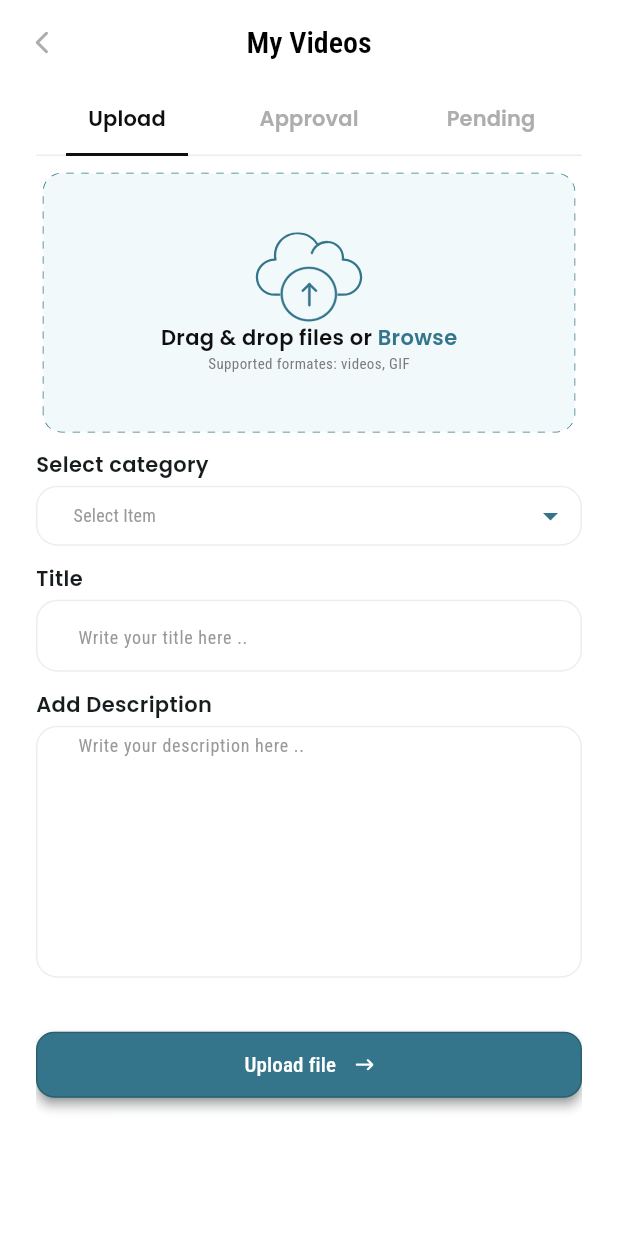
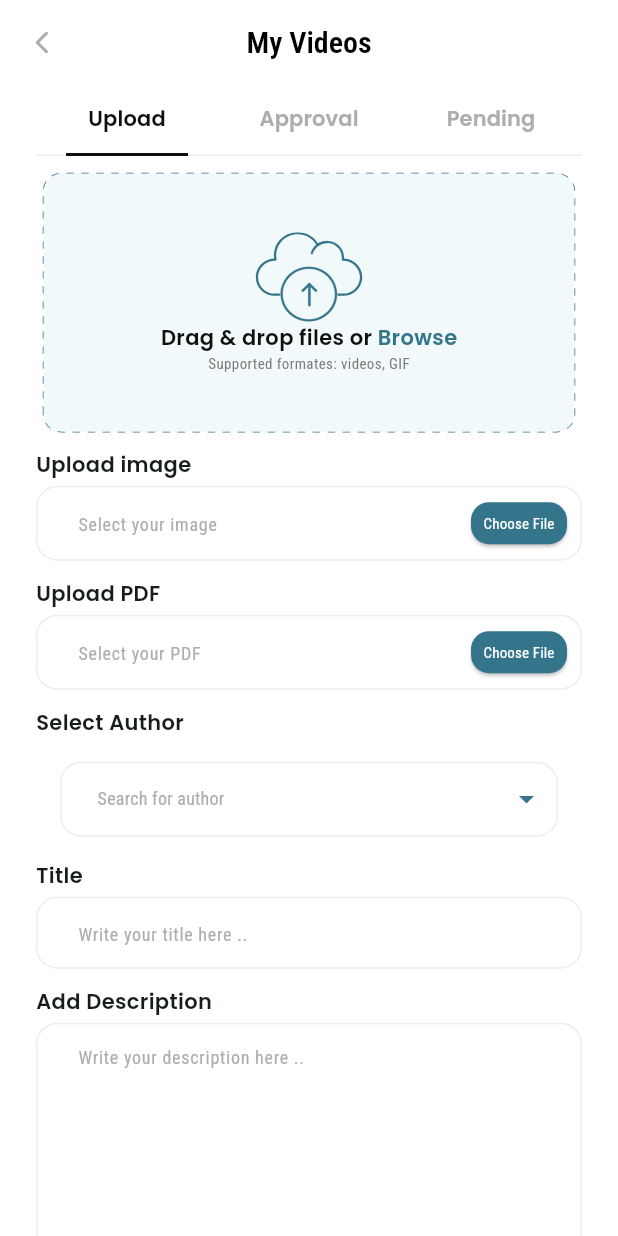
Before and after one commit to icomdeveloper/his-mobile, a Flutter app: the MyVideosView screen opened directly, on a phone screen of 412 x 824 dp. Run offline on Flutter 3.47's test engine with Material 3 defaults, Android fonts, the light colour scheme and no system bars; drawn by our look-alikes of dotted_border, dropdown_button2; our stand-ins replace bloc, carousel_slider, chewie, dartz, dio, dots_indicator and 15 more; accounts and stored records are empty; network calls fail.

Commit message:
- Select PDF , thumbnail image while Uploading - Updated select category to select Authors

```diff
--- a/lib/core/services/firebase_auth_services.dart
+++ b/lib/core/services/firebase_auth_services.dart
@@ -1,3 +1,5 @@
+import 'dart:developer';
+
 import 'package:firebase_auth/firebase_auth.dart';
 import 'package:google_sign_in/google_sign_in.dart';
 
@@ -15,7 +17,7 @@ class FirebaseAuthServices {
       accessToken: googleAuth?.accessToken,
       idToken: googleAuth?.idToken,
     );
-
+    log('Token==>${credential.accessToken}');
     // Once signed in, return the UserCredential
     return (await (FirebaseAuth.instance.signInWithCredential(credential)))
         .user!;
--- a/lib/features/home/presentation/view/widgets/custom_text_field.dart
+++ b/lib/features/home/presentation/view/widgets/custom_text_field.dart
@@ -5,18 +5,26 @@ import 'package:his/core/utils/app_text_styles.dart';
 import 'package:his/core/utils/assets.dart';
 
 class CustomTextField extends StatelessWidget {
-  const CustomTextField({
-    super.key,
-    required this.hintText,
-    this.isSearch = true,
-    this.maxLines = 1,
-  });
+  const CustomTextField(
+      {super.key,
+      required this.hintText,
+      this.isSearch = true,
+      this.maxLines = 1,
+      this.readOnly = false,
+      this.suffixIcon,
+      this.controller});
   final String hintText;
   final bool isSearch;
   final int maxLines;
+  final bool readOnly;
+  final Widget? suffixIcon;
+  final TextEditingController? controller;
   @override
   Widget build(BuildContext context) {
     return TextFormField(
+        controller: controller,
+        readOnly: readOnly,
+        autovalidateMode: AutovalidateMode.onUserInteraction,
         validator: (value) {
           if (value == null || value.isEmpty) {
             return 'This Field is required';
@@ -25,7 +33,8 @@ class CustomTextField extends StatelessWidget {
         },
         maxLines: maxLines,
         decoration: InputDecoration(
-          contentPadding: const EdgeInsets.symmetric(horizontal: 24),
+          contentPadding:
+              const EdgeInsets.symmetric(horizontal: 24, vertical: 10),
           enabledBorder: buildBorder(),
           border: buildBorder(),
           focusedBorder: buildBorder(color: AppColors.primaryColor),
@@ -41,8 +50,10 @@ class CustomTextField extends StatelessWidget {
                 )
               : null,
           hintText: hintText,
-          hintStyle:
-              Styles.regularRoboto12.copyWith(color: const Color(0xff999999)),
+          hintStyle: Styles.regularRoboto12.copyWith(color: AppColors.grey),
+          suffixIcon: suffixIcon,
+          suffixIconConstraints:
+              const BoxConstraints(maxHeight: 50, maxWidth: 100),
         ));
   }
 
--- /dev/null
+++ b/lib/features/profile/presentation/view/widgets/choose_file_button.dart
@@ -0,0 +1,31 @@
+import 'package:flutter/material.dart';
+import 'package:his/core/utils/app_colors.dart';
+import 'package:his/core/utils/app_text_styles.dart';
+
+class ChooseFileButton extends StatelessWidget {
+  const ChooseFileButton({
+    super.key,
+    this.onTapped,
+  });
+  final void Function()? onTapped;
+  @override
+  Widget build(BuildContext context) {
+    return Padding(
+      padding: const EdgeInsets.symmetric(horizontal: 10, vertical: 11),
+      child: ElevatedButton(
+        onPressed: onTapped,
+        style: ElevatedButton.styleFrom(
+          padding: EdgeInsets.zero,
+          backgroundColor: AppColors.primaryColor,
+          shape: RoundedRectangleBorder(
+            borderRadius: BorderRadius.circular(12),
+          ),
+        ),
+        child: Text(
+          'Choose File',
+          style: Styles.regularRoboto10.copyWith(color: Colors.white),
+        ),
+      ),
+    );
+  }
+}
--- a/lib/features/profile/presentation/view/widgets/custom_drop_down_button.dart
+++ b/lib/features/profile/presentation/view/widgets/custom_drop_down_button.dart
@@ -4,20 +4,21 @@ import 'package:his/core/utils/app_colors.dart';
 import 'package:his/core/utils/app_text_styles.dart';
 
 class CustomDropDownButton extends StatefulWidget {
-  const CustomDropDownButton({super.key, required this.onChanged});
-  final ValueChanged<String> onChanged;
+  const CustomDropDownButton({
+    super.key,
+  });
   @override
   State<CustomDropDownButton> createState() => _CustomDropDown2State();
 }
 
 class _CustomDropDown2State extends State<CustomDropDownButton> {
-  final List<String> items = [
-    'Item1',
-    'Item2',
-    'Item3',
-    'Item4',
-  ];
-  String? selectedValue;
+  final List<DropDownItemWidget> items = List.generate(
+      authors.length,
+      (index) => DropDownItemWidget(
+            image: authors[index]['image'],
+            name: authors[index]['name'],
+          ));
+  DropDownItemWidget? selectedValue;
   final TextEditingController textEditingController = TextEditingController();
 
   @override
@@ -29,35 +30,42 @@ class _CustomDropDown2State extends State<CustomDropDownButton> {
   @override
   Widget build(BuildContext context) {
     return DropdownButtonHideUnderline(
-      child: DropdownButton2<String>(
+      child: DropdownButtonFormField2<DropDownItemWidget>(
+        autovalidateMode: AutovalidateMode.onUserInteraction,
+        decoration: const InputDecoration(
+          enabledBorder: OutlineInputBorder(
+            borderSide: BorderSide(color: Colors.white, width: 0),
+          ),
+        ),
+        validator: (value) => value == null ? 'please select an author' : null,
+        selectedItemBuilder: (context) => items
+            .map((item) => Row(
+                  children: [
+                    Text(item.name, style: Styles.regularRoboto12),
+                  ],
+                ))
+            .toList(),
         iconStyleData: const IconStyleData(
           iconEnabledColor: AppColors.primaryColor,
         ),
         isExpanded: true,
-        hint: Padding(
-          padding: const EdgeInsets.only(left: 16),
+        hint: const Padding(
+          padding: EdgeInsets.only(left: 16),
           child: Text(
-            'Select Item',
-            style:
-                Styles.regularRoboto12.copyWith(color: const Color(0xff999999)),
+            'Search for author',
+            style: Styles.regularRoboto12,
           ),
         ),
         items: items
             .map((item) => DropdownMenuItem(
                   value: item,
-                  child: Text(
-                    item,
-                    style: const TextStyle(
-                      fontSize: 14,
-                    ),
-                  ),
+                  child: item,
                 ))
             .toList(),
         value: selectedValue,
         onChanged: (value) {
           setState(() {
             selectedValue = value;
-            widget.onChanged(value!);
           });
         },
         buttonStyleData: const ButtonStyleData(
@@ -67,7 +75,7 @@ class _CustomDropDown2State extends State<CustomDropDownButton> {
             borderRadius: BorderRadius.all(Radius.circular(14)),
           ),
           padding: EdgeInsets.symmetric(horizontal: 8),
-          height: 40,
+          height: 50,
           width: double.infinity,
         ),
         dropdownStyleData: const DropdownStyleData(
@@ -98,7 +106,7 @@ class _CustomDropDown2State extends State<CustomDropDownButton> {
                   horizontal: 16,
                   vertical: 8,
                 ),
-                hintText: 'Search for an item...',
+                hintText: 'Search for author...',
                 hintStyle: Styles.regularRoboto12
                     .copyWith(color: const Color(0xff999999)),
                 border: OutlineInputBorder(
@@ -108,7 +116,7 @@ class _CustomDropDown2State extends State<CustomDropDownButton> {
             ),
           ),
           searchMatchFn: (item, searchValue) {
-            return item.value.toString().contains(searchValue);
+            return item.value!.name.toString().contains(searchValue);
           },
         ),
         //This to clear the search value when you close the menu
@@ -121,3 +129,44 @@ class _CustomDropDown2State extends State<CustomDropDownButton> {
     );
   }
 }
+
+class DropDownItemWidget extends StatelessWidget {
+  const DropDownItemWidget(
+      {super.key, required this.image, required this.name});
+  final String image, name;
+  @override
+  Widget build(BuildContext context) {
+    return Row(
+      children: [
+        CircleAvatar(
+          backgroundImage: NetworkImage(image),
+          radius: 20,
+        ),
+        const SizedBox(width: 8),
+        Text(
+          name,
+          style: Styles.regularRoboto12,
+        ),
+      ],
+    );
+  }
+}
+
+const List<Map<String, dynamic>> authors = [
+  {
+    'name': 'Mustafa Kamel',
+    'image': 'https://i.pravatar.cc/300?img=1',
+  },
+  {
+    'name': 'Ali Osama',
+    'image': 'https://i.pravatar.cc/300?img=2',
+  },
+  {
+    'name': 'Ibrahim Mohamed',
+    'image': 'https://i.pravatar.cc/300?img=3',
+  },
+  {
+    'name': 'Karim Salah',
+    'image': 'https://i.pravatar.cc/300?img=4',
+  },
+];
--- a/lib/features/profile/presentation/view/widgets/upload_video_tab.dart
+++ b/lib/features/profile/presentation/view/widgets/upload_video_tab.dart
@@ -8,6 +8,7 @@ import 'package:his/core/utils/app_text_styles.dart';
 import 'package:his/core/utils/assets.dart';
 import 'package:his/core/widgets/custom_text_button.dart';
 import 'package:his/features/home/presentation/view/widgets/custom_text_field.dart';
+import 'package:his/features/profile/presentation/view/widgets/choose_file_button.dart';
 import 'package:his/features/profile/presentation/view/widgets/custom_drop_down_button.dart';
 import 'package:fluttertoast/fluttertoast.dart';
 
@@ -19,11 +20,10 @@ class UploadVideoTab extends StatefulWidget {
 }
 
 class _UploadVideoTabState extends State<UploadVideoTab> {
-  PlatformFile? file;
+  PlatformFile? videoFile, thumbnailFile, pdfFile;
   bool isSelecting = false;
   GlobalKey<FormState> formKey = GlobalKey<FormState>();
   AutovalidateMode autovalidateMode = AutovalidateMode.disabled;
-  String? category;
 
   @override
   Widget build(BuildContext context) {
@@ -50,7 +50,9 @@ class _UploadVideoTabState extends State<UploadVideoTab> {
                         )),
                     child: InkWell(
                         onTap: () async {
-                          await selectFile();
+                          setState(() => isSelecting = true);
+                          videoFile = await selectFile(type: FileType.video);
+                          setState(() => isSelecting = false);
                         },
                         child: isSelecting
                             ? Center(
@@ -61,7 +63,7 @@ class _UploadVideoTabState extends State<UploadVideoTab> {
                                   color: AppColors.primaryColor,
                                 ),
                               ))
-                            : file == null
+                            : videoFile == null
                                 ? Padding(
                                     padding:
                                         EdgeInsets.symmetric(vertical: 40.h),
@@ -106,7 +108,7 @@ class _UploadVideoTabState extends State<UploadVideoTab> {
                                                     .assetsImagesUploadVideo))),
                                         SizedBox(height: 16.h),
                                         Text(
-                                          file?.name ?? '',
+                                          videoFile?.name ?? '',
                                           style: Styles.semiBoldPoppins14,
                                         )
                                       ],
@@ -116,18 +118,53 @@ class _UploadVideoTabState extends State<UploadVideoTab> {
             ),
             const SizedBox(height: 12),
             const Text(
-              'Select category',
+              'Upload image',
               style: Styles.semiBoldPoppins14,
             ),
-            const SizedBox(height: 4),
-            CustomDropDownButton(
-              onChanged: (value) {
-                setState(() {
-                  category = value;
-                });
-              },
+            const SizedBox(
+              height: 4,
+            ),
+            CustomTextField(
+              hintText: 'Select your image ',
+              controller:
+                  TextEditingController(text: thumbnailFile?.name ?? ''),
+              isSearch: false,
+              readOnly: true,
+              suffixIcon: ChooseFileButton(
+                onTapped: () async {
+                  thumbnailFile = await selectFile(type: FileType.image);
+                },
+              ),
             ),
             const SizedBox(height: 12),
+            const Text(
+              'Upload PDF',
+              style: Styles.semiBoldPoppins14,
+            ),
+            const SizedBox(
+              height: 4,
+            ),
+            CustomTextField(
+              hintText: 'Select your PDF ',
+              isSearch: false,
+              readOnly: true,
+              controller: TextEditingController(text: pdfFile?.name ?? ''),
+              suffixIcon: ChooseFileButton(
+                onTapped: () async {
+                  pdfFile = await selectFile(
+                      type: FileType.custom,
+                      allowedExtensions: ['pdf', 'doc', 'docx']);
+                },
+              ),
+            ),
+            const SizedBox(height: 12),
+            const Text(
+              'Select Author',
+              style: Styles.semiBoldPoppins14,
+            ),
+            // const SizedBox(height: 4),
+            const CustomDropDownButton(),
+            // const SizedBox(height: 12),
             const Text(
               'Title',
               style: Styles.semiBoldPoppins14,
@@ -149,7 +186,7 @@ class _UploadVideoTabState extends State<UploadVideoTab> {
               maxLines: 7,
             ),
             const SizedBox(height: 12),
-            file == null
+            videoFile == null
                 ? const SizedBox.shrink()
                 : Column(
                     crossAxisAlignment: CrossAxisAlignment.start,
@@ -176,7 +213,7 @@ class _UploadVideoTabState extends State<UploadVideoTab> {
                             children: [
                               Flexible(
                                 child: Text(
-                                  file?.name ?? '',
+                                  videoFile?.name ?? '',
                                   style: Styles.regularRoboto12
                                       .copyWith(color: const Color(0xff0F0F0F)),
                                 ),
@@ -185,7 +222,7 @@ class _UploadVideoTabState extends State<UploadVideoTab> {
                               InkWell(
                                 onTap: () {
                                   setState(() {
-                                    file = null;
+                                    videoFile = null;
                                   });
                                 },
                                 child: const CircleAvatar(
@@ -208,23 +245,8 @@ class _UploadVideoTabState extends State<UploadVideoTab> {
             CustomTextButton(
                 text: 'Upload file',
                 onPressed: () {
-                  if (file == null) {
-                    if (category == null) {
-                      Fluttertoast.showToast(
-                        msg: 'Please select your video and category',
-                        toastLength: Toast.LENGTH_SHORT,
-                      );
-                    } else {
-                      Fluttertoast.showToast(
-                        msg: 'Please select your video',
-                        toastLength: Toast.LENGTH_SHORT,
-                      );
-                    }
-                  } else if (category == null) {
-                    Fluttertoast.showToast(
-                      msg: 'Please select category',
-                      toastLength: Toast.LENGTH_SHORT,
-                    );
+                  if (videoFile == null) {
+                    Fluttertoast.showToast(msg: 'Please select a video file');
                   }
                   if (formKey.currentState!.validate()) {
                     formKey.currentState!.save();
@@ -241,23 +263,17 @@ class _UploadVideoTabState extends State<UploadVideoTab> {
     );
   }
 
-  Future selectFile() async {
-    setState(() {
-      isSelecting = true;
-    });
+  Future selectFile(
+      {required FileType type, List<String>? allowedExtensions}) async {
     final result = await FilePicker.platform.pickFiles(
-      type: FileType.video,
+      type: type,
+      allowedExtensions: allowedExtensions,
     );
 
     if (result == null) {
-      setState(() {
-        isSelecting = false;
-      });
       return;
     }
-    setState(() {
-      file = result.files.first;
-      isSelecting = false;
-    });
+    setState(() {});
+    return result.files.first;
   }
 }
```
